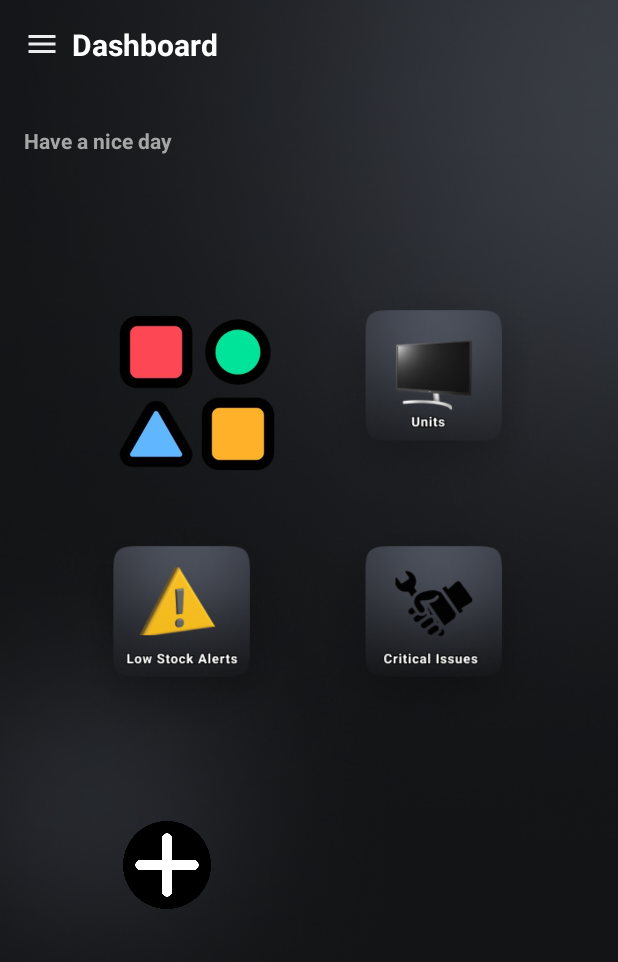
After one commit to MelvinNo27/Inventory_Project_Group4-Kotlin, an Android app: the layout activity_user.xml on its own in the app's theme, with its tools: preview values and no code run, on a phone screen of 412 x 824 dp. The commit adds this screen. Shown: the top 962 px of the screen. Run offline under Robolectric (Android 15) with nearby library versions, the phone set to English and light mode, and no system bars.

Commit message:
Commited in 10/29/2024

```diff
--- a/app/build.gradle.kts
+++ b/app/build.gradle.kts
@@ -48,7 +48,11 @@ dependencies {
     implementation(platform(libs.firebase.bom))
     implementation (libs.play.services.auth)
     testImplementation(libs.junit)
+    implementation (libs.firebase.auth.v2108)
+    implementation (libs.play.services.auth.v2050)
     implementation (libs.play.services.auth)
     androidTestImplementation(libs.androidx.junit)
     androidTestImplementation(libs.androidx.espresso.core)
+    implementation (libs.firebase.auth.v2106)
+    implementation (libs.play.services.auth.v2010)
 }
--- a/app/src/main/java/com/example/myapplication/HomeActivity.kt
+++ b/app/src/main/java/com/example/myapplication/Userdashboard.kt
@@ -11,7 +11,7 @@ import com.google.firebase.auth.FirebaseAuth
 import java.text.SimpleDateFormat
 import java.util.*
 
-class HomeActivity : AppCompatActivity() {
+class Userdashboard : AppCompatActivity() {
     private lateinit var drawerLayout: DrawerLayout
     private lateinit var dateTextView: TextView
     private lateinit var timeTextView: TextView
@@ -26,7 +26,7 @@ class HomeActivity : AppCompatActivity() {
 
     override fun onCreate(savedInstanceState: Bundle?) {
         super.onCreate(savedInstanceState)
-        setContentView(R.layout.activity_home)
+        setContentView(R.layout.activity_user)
 
         // Initialize Firebase Auth
         val auth = FirebaseAuth.getInstance()
--- /dev/null
+++ b/app/src/main/res/layout/activity_user.xml
@@ -0,0 +1,168 @@
+<androidx.drawerlayout.widget.DrawerLayout
+    xmlns:android="http://schemas.android.com/apk/res/android"
+    xmlns:tools="http://schemas.android.com/tools"
+    android:id="@+id/drawer_layout"
+    android:layout_width="match_parent"
+    android:layout_height="match_parent"
+    tools:context=".Userdashboard">
+
+    <!-- Main Content -->
+
+    <!-- Side Menu Bar -->
+    <LinearLayout
+        android:layout_width="match_parent"
+        android:layout_height="match_parent"
+        android:background="@drawable/background"
+        android:orientation="vertical"
+        android:padding="16dp">
+
+        <!-- Top Bar with Menu Icon and Title -->
+        <LinearLayout
+            android:layout_width="match_parent"
+            android:layout_height="wrap_content"
+            android:gravity="center_vertical"
+            android:orientation="horizontal">
+
+            <!-- Hamburger Menu Icon -->
+            <ImageView
+                android:layout_width="24dp"
+                android:layout_height="24dp"
+                android:contentDescription="Menu"
+                android:onClick="openDrawer"
+                android:src="@drawable/baseline_menu_24" /> <!-- Call the function to open drawer -->
+
+            <!-- Title Text -->
+            <TextView
+                android:layout_width="wrap_content"
+                android:layout_height="wrap_content"
+                android:layout_marginStart="8dp"
+                android:text="Dashboard"
+                android:textColor="#FFFFFF"
+                android:textSize="20sp"
+                android:textStyle="bold" />
+        </LinearLayout>
+
+        <!-- Greeting Text -->
+        <TextView
+            android:id="@+id/welcomeTextView"
+            android:layout_width="wrap_content"
+            android:layout_height="wrap_content"
+            android:layout_marginTop="16dp"
+            android:textColor="#FFFFFF"
+            android:textSize="18sp" />
+
+        <TextView
+            android:layout_width="wrap_content"
+            android:layout_height="wrap_content"
+            android:text="Have a nice day"
+            android:textColor="#A6A6A6"
+            android:textSize="14sp"
+            android:textStyle="bold" />
+
+
+        <!-- Grid of Dashboard Items -->
+        <GridLayout
+            android:layout_width="wrap_content"
+            android:layout_height="wrap_content"
+            android:layout_gravity="center"
+            android:layout_marginTop="80dp"
+            android:columnCount="2"
+            android:rowCount="2">
+
+            <!-- Rooms Card -->
+            <ImageView
+                android:layout_width="149dp"
+                android:layout_height="157dp"
+                android:padding="20dp"
+                android:contentDescription="Rooms Icon"
+                android:src="@drawable/categories_image" />
+
+            <!-- Units Card -->
+            <ImageView
+                android:layout_width="149dp"
+                android:layout_height="157dp"
+                android:contentDescription="Units Icon"
+                android:src="@drawable/unit_icon" />
+
+            <!-- Low Stock Alerts Card -->
+            <ImageView
+                android:layout_width="149dp"
+                android:layout_height="157dp"
+                android:contentDescription="Low Stock Alerts Icon"
+                android:src="@drawable/alert_icon" />
+
+            <!-- Critical Issues Card -->
+            <ImageView
+                android:layout_width="149dp"
+                android:layout_height="157dp"
+                android:contentDescription="Critical Issues Icon"
+                android:src="@drawable/issue_icon" />
+
+            <ImageView
+                android:layout_width="149dp"
+                android:layout_height="157dp"
+                android:layout_marginStart="-20dp"
+                android:padding="45dp"
+                android:src="@drawable/plus" />
+        </GridLayout>
+    </LinearLayout>
+
+    <LinearLayout
+        android:id="@+id/side_menu"
+        android:layout_width="200dp"
+        android:layout_height="match_parent"
+        android:layout_gravity="start"
+        android:background="@drawable/background"
+        android:orientation="vertical">
+
+        <TextView
+            android:id="@+id/dateTextView"
+            android:layout_width="wrap_content"
+            android:layout_height="wrap_content"
+            android:layout_marginTop="30dp"
+            android:layout_marginStart="15dp"
+            android:textColor="#A6A6A6"
+            android:textSize="14sp" />
+        <TextView
+            android:id="@+id/timeTextView"
+            android:layout_width="wrap_content"
+            android:layout_height="wrap_content"
+            android:layout_marginStart="15dp"
+            android:textColor="#A6A6A6"
+            android:textSize="14sp" />
+
+        <TextView
+            android:layout_width="match_parent"
+            android:layout_height="wrap_content"
+            android:text="----------------------------------------"
+            android:textColor="#FFFFFF"
+            android:textSize="18sp" />
+        <!-- Menu Item -->
+        <TextView
+            android:layout_width="match_parent"
+            android:layout_height="wrap_content"
+            android:padding="16dp"
+            android:text="Home"
+            android:textColor="#FFFFFF"
+            android:textSize="18sp" />
+
+        <TextView
+            android:layout_width="match_parent"
+            android:layout_height="wrap_content"
+            android:padding="16dp"
+            android:text="About"
+            android:textColor="#FFFFFF"
+            android:textSize="18sp" />
+
+        <TextView
+            android:id="@+id/floatingAddButton"
+            android:layout_width="match_parent"
+            android:layout_height="wrap_content"
+            android:padding="16dp"
+            android:text="Logout"
+            android:textColor="#FFFFFF"
+            android:textSize="18sp" />
+
+    </LinearLayout>
+
+</androidx.drawerlayout.widget.DrawerLayout>
```
Also changed, not shown: app/src/main/AndroidManifest.xml (+6 -4 lines), app/src/main/java/com/example/myapplication/Admindashboard.kt (added, +32 -0 lines), app/src/main/java/com/example/myapplication/Login.kt (+15 -9 lines), app/src/main/java/com/example/myapplication/Sign_Up.kt (+125 -13 lines), app/src/main/res/layout/activity_admin.xml (renamed from app/src/main/res/layout/activity_home.xml, +11 -21 lines), gradle/libs.versions.toml (+8 -0 lines), app/src/main/res/drawable/categories_image.png (added), app/src/main/res/drawable/currentstock_image.png (added), app/src/main/res/drawable/img.png (added), app/src/main/res/drawable/rooms.png (deleted), app/src/main/res/drawable/users_image.png (added).
